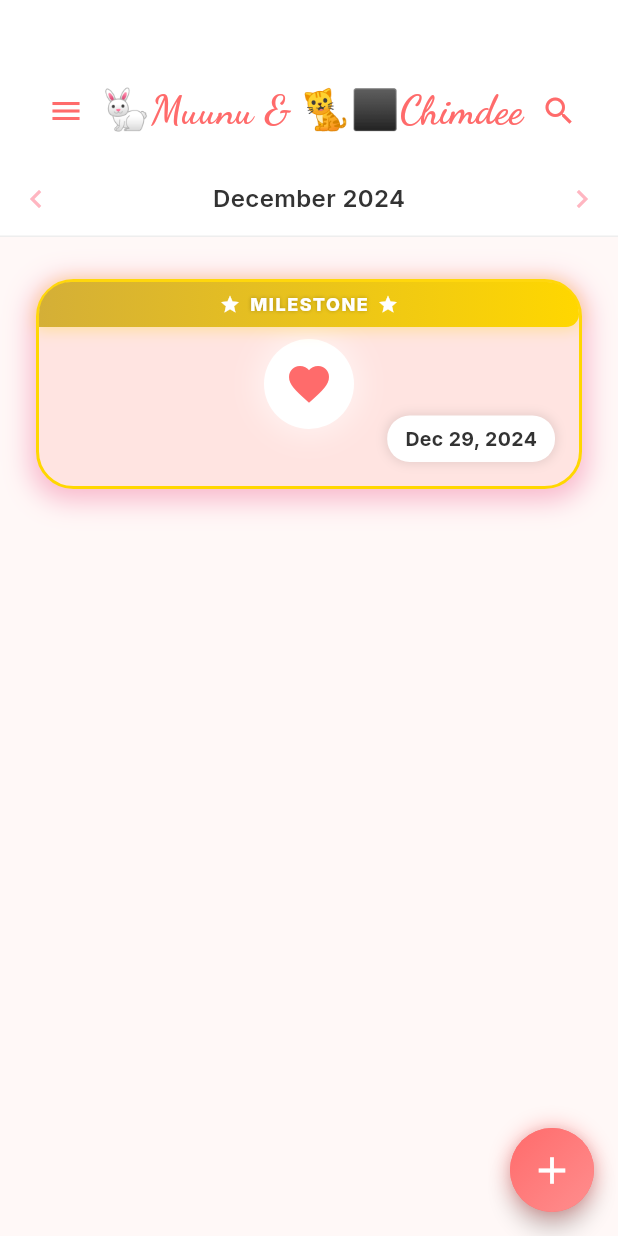
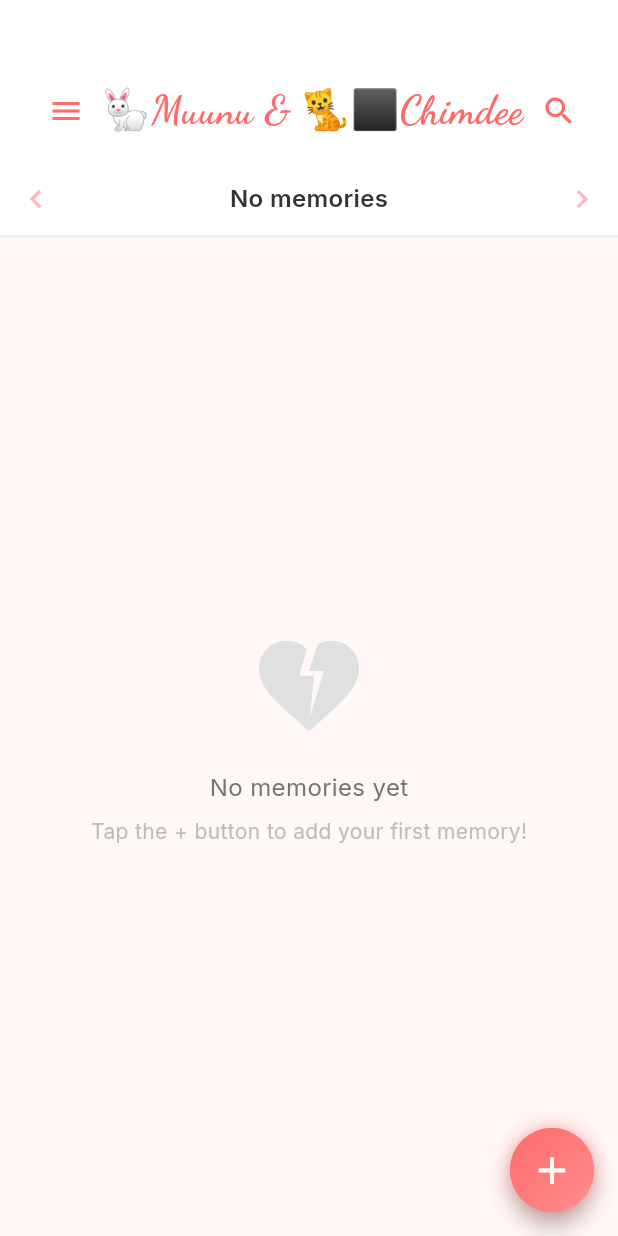
Before and after one commit to munkh-hustle/muchi, a Flutter app: the screen it shows after launch, on a phone screen of 412 x 824 dp. Run offline on Flutter 3.47's test engine with Material 3 defaults, Android fonts, the phone set to English and light mode, and no system bars; our stand-ins replace file_picker, google_fonts, share_plus, shared_preferences.

Commit message:
version: 1.0.5+1
fixing data bug

```diff
--- a/lib/data/memory_data.dart
+++ b/lib/data/memory_data.dart
@@ -1,58 +1,53 @@
 import 'package:muchi/data/memory.dart';
+import 'package:muchi/services/storage_service.dart';
 
 class MemoryData {
-  static List<Memory> memories = [
-    Memory(
-      date: DateTime(2024, 12, 29),
-      title: 'Our First Meeting 💖',
-      highlights: [
-        'Бидний анхны уулзалт',
-        'Гар гараасаа барьсан 👫',
-        'Бидний анхны үнсэлт 💋',
-      ],
-      fullStory:
-          '''(2025.02.22-ны өдөр юу санаж байгаагаа бичиж байна, буруу санаж байж ч магадгүй)
-Би очихдоо автобусанд суулаа. Замдаа буух буудлаасаа нэг буудал өнгөрөөд явчихлаа.
-Тэгээд буцаж алхлаа. Хэхэ, бага зэрэг догдолж байсан юм аа.
-Профайл дээрээ "195 см 90 кг" гэсэн байсан лол.
-Би тэгээд очоод харлаа. Аххаха, нэлээн урт үстэй, өндөр залуу орцны гаднаас намайг тосоод авлаа.
-Бид хоёр "Сайн уу" гээд л, тэгээд цаашаа гэрт нь орлоо.
-Тэгээд бид хоёр кино үзэхээр болоод Интерстеллар киног үзлээ.
-Дундуур нь снэк болгоод хушга авчирч хажууд тавьчихлаа.
-Тэгээд тэр нэлээн нэрэлхүү байсан хэхэ. Ярьж байгаа нь гэхдээ аймаар таалагдсан.
-Тэгээд лаптопыг нь аваад нөгөө өөрийнх нь өрөөнд нь орж үзлээ.
-Тэгсэн гэнэт эвдрээд, гацаад унтарчихлаа...''',
-      location: 'His apartment',
-      loveRating: 5,
-      mood: '😰', // Updated to emoji
-      weather: '☁️', // Updated to emoji
-      isMilestone: true,
-      tags: ['#firstmeeting', '#nervous', '#specialnight'],
-      secretNote: 'Тэр өдөр би үнэхээр их догдолж байсан... 💖',
-    ),
-  ];
+  static List<Memory> _memories = [];
+
+  // Getter to access memories
+  static List<Memory> get memories => List.unmodifiable(_memories);
+
+  // Initialize with saved data
+  static Future<void> init() async {
+    _memories = await StorageService.loadMemories();
+  }
+
   // ADD: Add a new memory
-  static void addMemory(Memory memory) {
-    memories.add(memory);
-    memories.sort((a, b) => b.date.compareTo(a.date)); // Sort by newest first
+  static Future<void> addMemory(Memory memory) async {
+    _memories.add(memory);
+    _sortMemories();
+    await StorageService.saveMemories(_memories);
   }
 
   // DELETE: Remove a memory
-  static void deleteMemory(Memory memory) {
-    memories.remove(memory);
+  static Future<void> deleteMemory(Memory memory) async {
+    _memories.remove(memory);
+    await StorageService.saveMemories(_memories);
   }
 
   // UPDATE: Update an existing memory
-  static void updateMemory(Memory oldMemory, Memory newMemory) {
-    final index = memories.indexOf(oldMemory);
+  static Future<void> updateMemory(Memory oldMemory, Memory newMemory) async {
+    final index = _memories.indexOf(oldMemory);
     if (index != -1) {
-      memories[index] = newMemory;
-      memories.sort((a, b) => b.date.compareTo(a.date));
+      _memories[index] = newMemory;
+      _sortMemories();
+      await StorageService.saveMemories(_memories);
     }
   }
 
   // GET: Get memory by index
   static Memory getMemory(int index) {
-    return memories[index];
+    return _memories[index];
+  }
+
+  // Helper method to sort memories
+  static void _sortMemories() {
+    _memories.sort((a, b) => b.date.compareTo(a.date));
+  }
+
+  // Clear all memories (for Settings screen)
+  static Future<void> clearAllMemories() async {
+    _memories.clear();
+    await StorageService.clearAllData();
   }
 }
--- a/lib/services/data_service.dart
+++ b/lib/services/data_service.dart
@@ -240,7 +240,7 @@ class DataService {
     );
 
     if (confirm == true) {
-      MemoryData.memories.clear();
+      await MemoryData.clearAllMemories(); // Use the new method
       ScaffoldMessenger.of(context).showSnackBar(
         const SnackBar(
           content: Text('All memories have been deleted.'),
--- /dev/null
+++ b/lib/services/storage_service.dart
@@ -0,0 +1,91 @@
+import 'dart:convert';
+import 'package:shared_preferences/shared_preferences.dart';
+import 'package:muchi/data/memory.dart';
+
+class StorageService {
+  static const String _memoriesKey = 'memories_data';
+  static const String _versionKey = 'data_version';
+  static const String _currentVersion = '1.0';
+
+  // Save all memories to local storage
+  static Future<void> saveMemories(List<Memory> memories) async {
+    try {
+      final prefs = await SharedPreferences.getInstance();
+
+      // Convert memories to JSON
+      final List<Map<String, dynamic>> jsonList = memories.map((memory) {
+        return {
+          'date': memory.date.toIso8601String(),
+          'title': memory.title,
+          'highlights': memory.highlights,
+          'fullStory': memory.fullStory,
+          'location': memory.location,
+          'loveRating': memory.loveRating,
+          'mood': memory.mood,
+          'weather': memory.weather,
+          'isMilestone': memory.isMilestone,
+          'tags': memory.tags,
+          'secretNote': memory.secretNote,
+        };
+      }).toList();
+
+      final jsonData = jsonEncode({
+        'version': _currentVersion,
+        'memories': jsonList,
+        'lastSaved': DateTime.now().toIso8601String(),
+      });
+
+      await prefs.setString(_memoriesKey, jsonData);
+    } catch (e) {
+      print('Error saving memories: $e');
+      rethrow;
+    }
+  }
+
+  // Load all memories from local storage
+  static Future<List<Memory>> loadMemories() async {
+    try {
+      final prefs = await SharedPreferences.getInstance();
+      final jsonString = prefs.getString(_memoriesKey);
+
+      if (jsonString == null || jsonString.isEmpty) {
+        return [];
+      }
+
+      final jsonData = jsonDecode(jsonString);
+
+      // Validate version (optional, for future migrations)
+      if (jsonData['version'] != _currentVersion) {
+        print(
+            'Data version mismatch. Current: $_currentVersion, Stored: ${jsonData['version']}');
+      }
+
+      final List<dynamic> memoryList = jsonData['memories'];
+
+      return memoryList.map((item) {
+        return Memory(
+          date: DateTime.parse(item['date']),
+          title: item['title'],
+          highlights: List<String>.from(item['highlights']),
+          fullStory: item['fullStory'],
+          location: item['location'],
+          loveRating: item['loveRating'],
+          mood: item['mood'] ?? '😊',
+          weather: item['weather'] ?? '☀️',
+          isMilestone: item['isMilestone'] ?? false,
+          tags: List<String>.from(item['tags']),
+          secretNote: item['secretNote'] ?? '',
+        );
+      }).toList();
+    } catch (e) {
+      print('Error loading memories: $e');
+      return [];
+    }
+  }
+
+  // Clear all stored data
+  static Future<void> clearAllData() async {
+    final prefs = await SharedPreferences.getInstance();
+    await prefs.remove(_memoriesKey);
+  }
+}
--- a/pubspec.yaml
+++ b/pubspec.yaml
@@ -20,6 +20,8 @@ dependencies:
   file_picker: ^10.3.7
   path_provider: ^2.1.2
 
+  shared_preferences: ^2.2.2
+
 
 dev_dependencies:
   flutter_test:
```
Also changed, not shown: lib/main.dart (+8 -1 lines), pubspec.lock, 1 other file.
